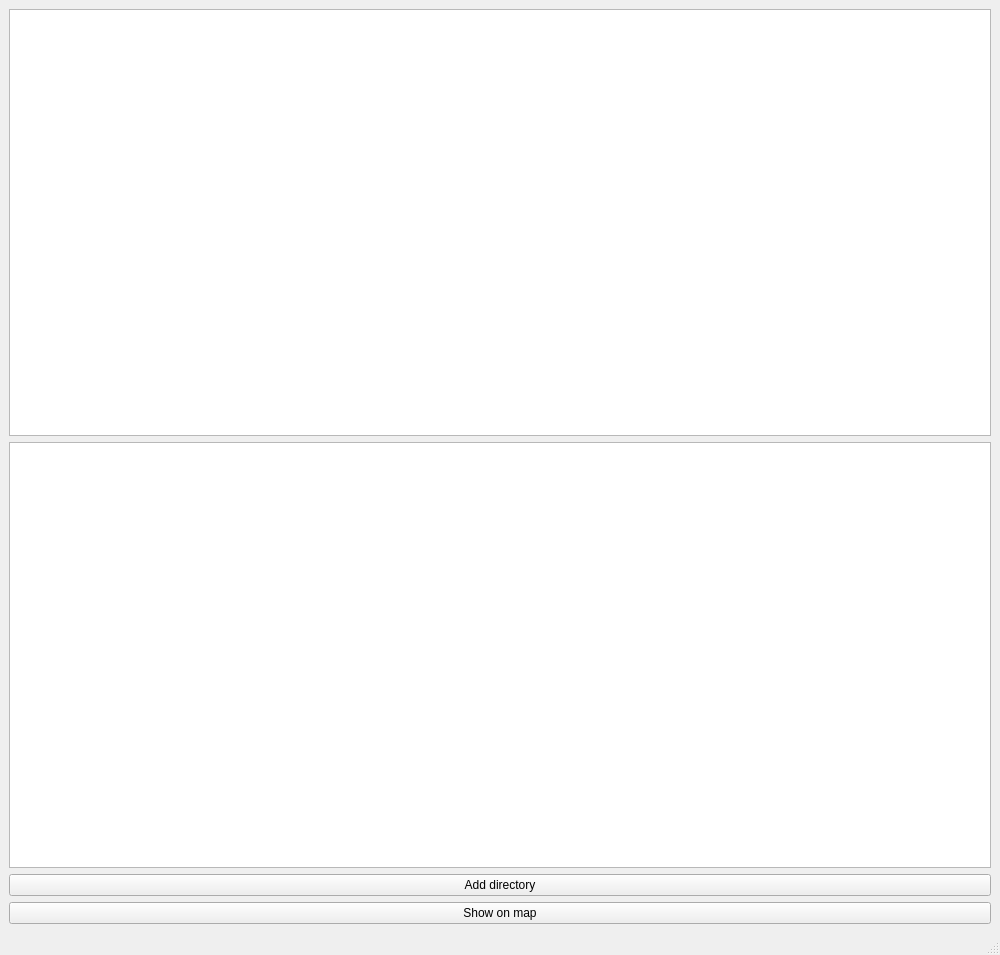
Old version of the form mainwindow.ui in the repository hntirgeam/EXIF-To-MapQT.
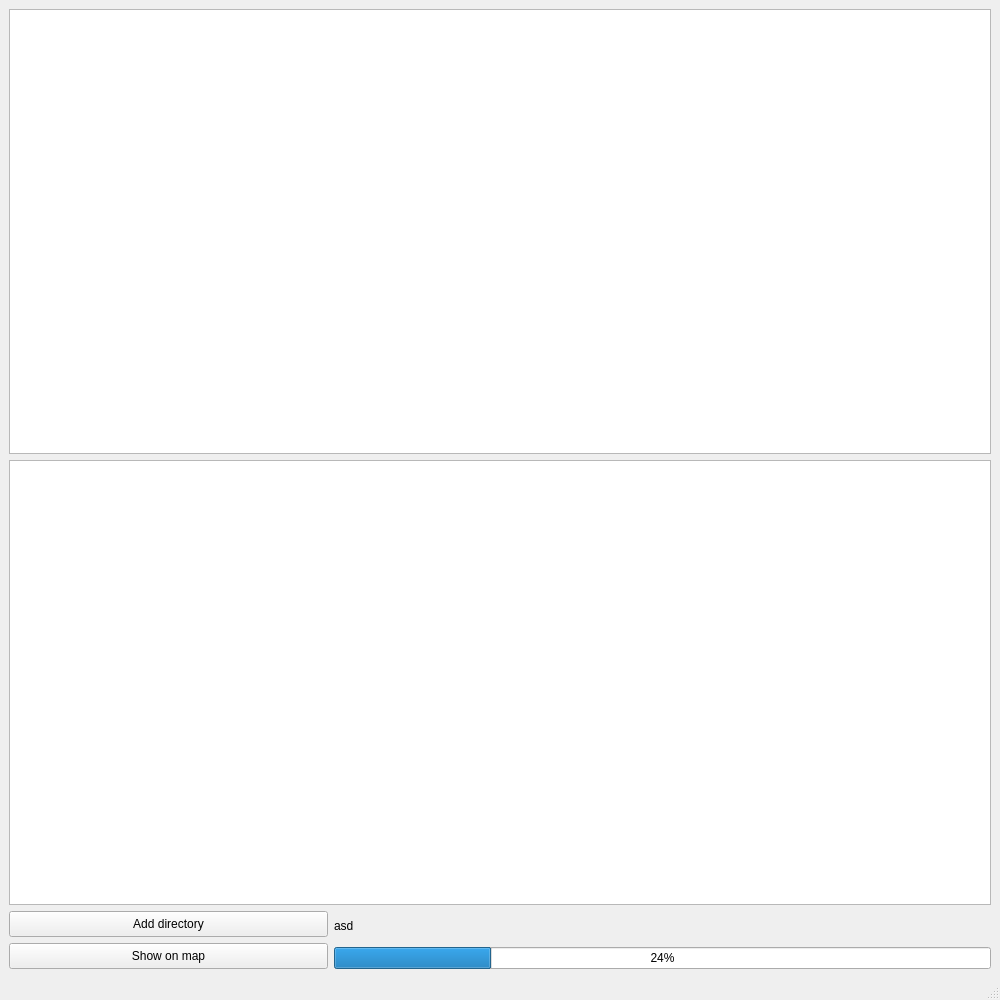
New version of the form.

```diff
--- a/mainwindow.ui
+++ b/mainwindow.ui
@@ -7,13 +7,13 @@
     <x>0</x>
     <y>0</y>
     <width>1000</width>
-    <height>955</height>
+    <height>1000</height>
    </rect>
   </property>
   <property name="minimumSize">
    <size>
-    <width>585</width>
-    <height>716</height>
+    <width>1000</width>
+    <height>1000</height>
    </size>
   </property>
   <property name="maximumSize">
@@ -26,6 +26,8 @@
    <string>MainWindow</string>
   </property>
   <widget class="QWidget" name="centralwidget">
+   <layout class="QGridLayout" name="gridLayout_4">
+    <item row="0" column="0" colspan="2">
    <layout class="QGridLayout" name="gridLayout">
     <item row="1" column="1">
      <widget class="QTextBrowser" name="textBrowser_2"/>
@@ -33,19 +35,58 @@
     <item row="0" column="1">
      <widget class="QTextBrowser" name="textBrowser"/>
     </item>
-    <item row="6" column="1">
+      <item row="1" column="1">
+       <widget class="QTextBrowser" name="textBrowser_2"/>
+      </item>
+     </layout>
+    </item>
+    <item row="1" column="0">
+     <layout class="QGridLayout" name="gridLayout_2">
+      <item row="1" column="0">
      <widget class="QPushButton" name="showOnMap">
+        <property name="minimumSize">
+         <size>
+          <width>319</width>
+          <height>26</height>
+         </size>
+        </property>
       <property name="text">
        <string>Show on map</string>
       </property>
      </widget>
     </item>
-    <item row="2" column="1">
+      <item row="0" column="0">
      <widget class="QPushButton" name="addDirectory">
+        <property name="minimumSize">
+         <size>
+          <width>319</width>
+          <height>26</height>
+         </size>
+        </property>
       <property name="text">
        <string>Add directory</string>
       </property>
      </widget>
+      </item>
+     </layout>
+    </item>
+    <item row="1" column="1">
+     <layout class="QGridLayout" name="gridLayout_3">
+      <item row="1" column="0">
+       <widget class="QProgressBar" name="progressBar">
+        <property name="value">
+         <number>24</number>
+        </property>
+       </widget>
+      </item>
+      <item row="0" column="0">
+       <widget class="QLabel" name="label">
+        <property name="text">
+         <string>asd</string>
+        </property>
+       </widget>
+      </item>
+     </layout>
     </item>
    </layout>
   </widget>
```
Left out of the diff: 3 changed lines with no effect on the pictures. Lines whose indentation alone changed are shown as unchanged.
